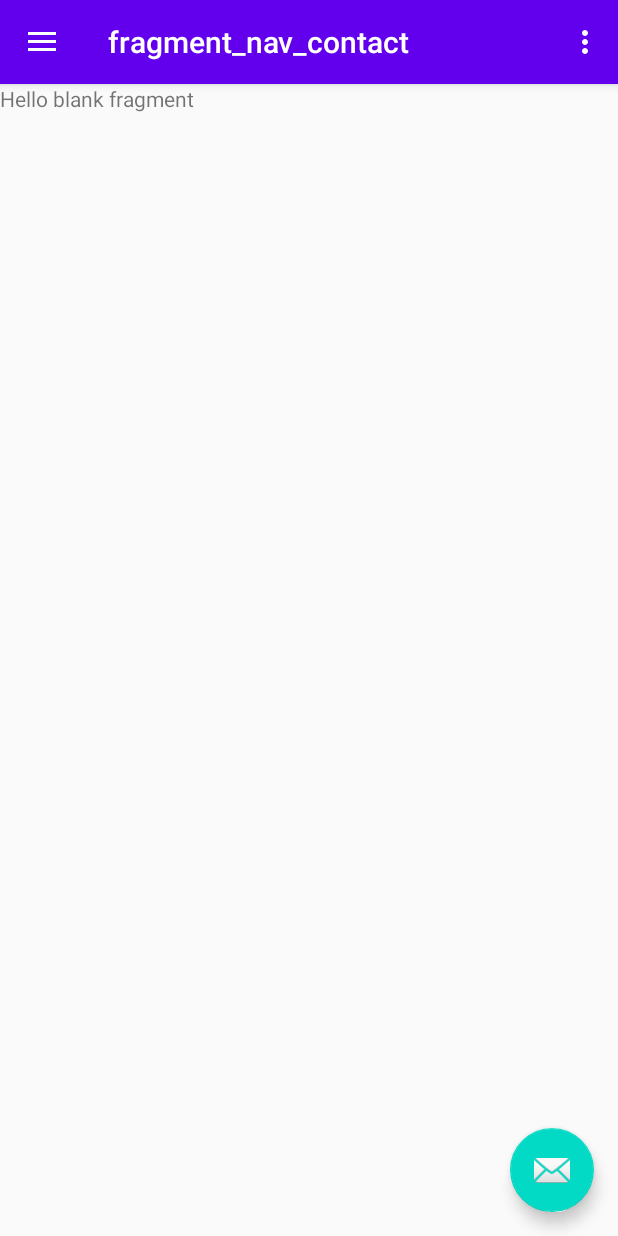
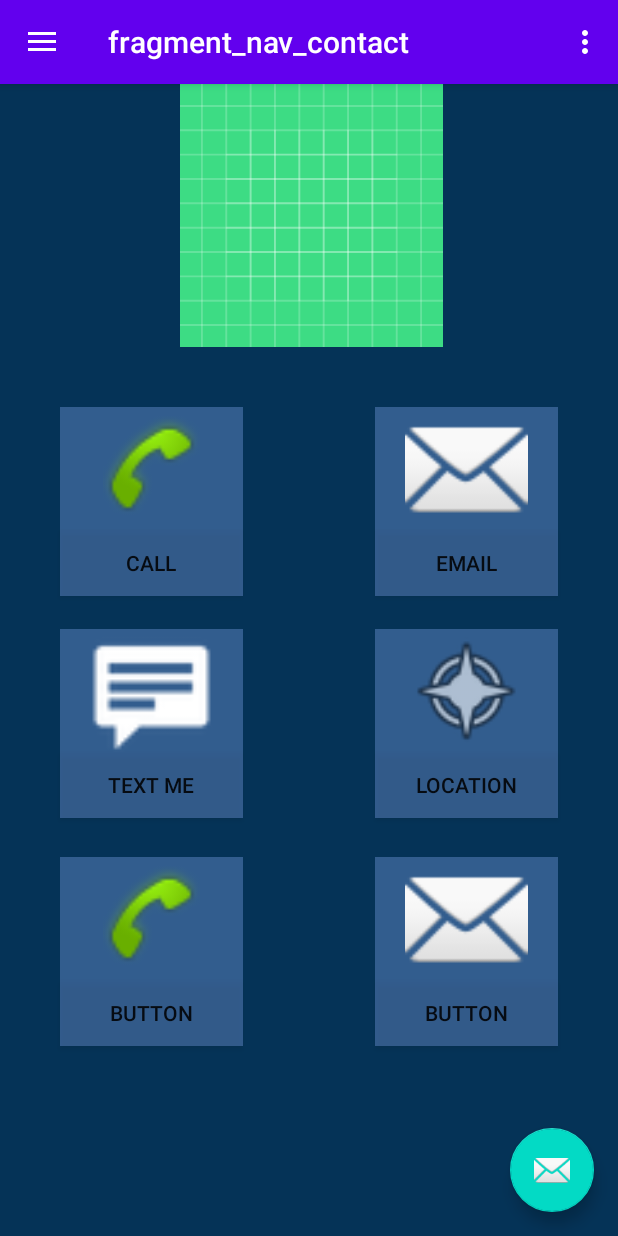
Before and after one commit to SidharthBjaj/androidProject, an Android app: the nav_contact screen opened through its navigation route, on a phone screen of 412 x 824 dp. Run offline under Robolectric (Android 15) with nearby library versions, the phone set to English and light mode, and no system bars; our stand-ins replace navigation-ui.

Commit message:
created blueprint for contact page

```diff
--- a/app/src/main/res/drawable/side_nav_bar.xml
+++ b/app/src/main/res/drawable/side_nav_bar.xml
@@ -2,8 +2,8 @@
     android:shape="rectangle">
     <gradient
         android:angle="135"
-        android:centerColor="#009688"
-        android:endColor="#00695C"
-        android:startColor="#4DB6AC"
+        android:centerColor="#002A96"
+        android:endColor="#2F77F1"
+        android:startColor="#084D97"
         android:type="linear" />
 </shape>
--- a/app/src/main/res/layout/fragment_nav_contact.xml
+++ b/app/src/main/res/layout/fragment_nav_contact.xml
@@ -1,14 +1,145 @@
 <?xml version="1.0" encoding="utf-8"?>
-<FrameLayout xmlns:android="http://schemas.android.com/apk/res/android"
+<androidx.constraintlayout.widget.ConstraintLayout xmlns:android="http://schemas.android.com/apk/res/android"
+    xmlns:app="http://schemas.android.com/apk/res-auto"
     xmlns:tools="http://schemas.android.com/tools"
     android:layout_width="match_parent"
     android:layout_height="match_parent"
+    android:background="#053357"
     tools:context=".nav_contact">
 
-    <!-- TODO: Update blank fragment layout -->
-    <TextView
-        android:layout_width="match_parent"
-        android:layout_height="match_parent"
-        android:text="@string/hello_blank_fragment" />
 
-</FrameLayout>
+    <ImageView
+        android:id="@+id/bannerCont."
+        android:layout_width="415dp"
+        android:layout_height="175dp"
+        android:src="@drawable/ic_launcher_background"
+        tools:layout_editor_absoluteX="-2dp"
+        tools:layout_editor_absoluteY="2dp" />
+
+    <ImageView
+        android:id="@+id/imageView6"
+        android:layout_width="122dp"
+        android:layout_height="82dp"
+        android:layout_marginStart="40dp"
+        android:layout_marginTop="340dp"
+        android:background="#5C84A7ED"
+        android:src="@android:drawable/stat_sys_phone_call"
+        app:layout_constraintStart_toStartOf="parent"
+        app:layout_constraintTop_toBottomOf="@+id/bannerCont." />
+
+    <ImageView
+        android:id="@+id/msgImg"
+        android:layout_width="122dp"
+        android:layout_height="82dp"
+        android:layout_marginStart="40dp"
+        android:layout_marginTop="188dp"
+        android:background="#5C84A7ED"
+        android:src="@android:drawable/stat_notify_chat"
+        app:layout_constraintStart_toStartOf="parent"
+        app:layout_constraintTop_toBottomOf="@+id/bannerCont." />
+
+    <ImageView
+        android:id="@+id/callImg"
+        android:layout_width="122dp"
+        android:layout_height="82dp"
+        android:layout_marginStart="40dp"
+        android:layout_marginTop="40dp"
+        android:background="#5C84A7ED"
+        android:src="@android:drawable/stat_sys_phone_call"
+        app:layout_constraintStart_toStartOf="parent"
+        app:layout_constraintTop_toBottomOf="@+id/bannerCont." />
+
+    <ImageView
+        android:id="@+id/emailImg"
+        android:layout_width="122dp"
+        android:layout_height="82dp"
+        android:layout_marginTop="40dp"
+        android:layout_marginEnd="40dp"
+        android:background="#5C84A7ED"
+        android:src="@android:drawable/ic_dialog_email"
+        app:layout_constraintEnd_toEndOf="parent"
+        app:layout_constraintTop_toBottomOf="@+id/bannerCont." />
+
+    <ImageView
+        android:id="@+id/locImg"
+        android:layout_width="122dp"
+        android:layout_height="82dp"
+        android:layout_marginTop="188dp"
+        android:layout_marginEnd="40dp"
+        android:background="#5C84A7ED"
+        android:src="@android:drawable/ic_menu_compass"
+        app:layout_constraintEnd_toEndOf="parent"
+        app:layout_constraintTop_toBottomOf="@+id/bannerCont." />
+
+    <ImageView
+        android:id="@+id/imageView11"
+        android:layout_width="122dp"
+        android:layout_height="82dp"
+        android:layout_marginTop="340dp"
+        android:layout_marginEnd="40dp"
+        android:background="#5C84A7ED"
+        android:src="@android:drawable/ic_dialog_email"
+        app:layout_constraintEnd_toEndOf="parent"
+        app:layout_constraintTop_toBottomOf="@+id/bannerCont." />
+
+    <Button
+        android:id="@+id/callButton"
+        android:layout_width="122dp"
+        android:layout_height="44dp"
+        android:layout_marginStart="40dp"
+        android:background="#5C84A7ED"
+        android:text="CALL"
+        app:layout_constraintStart_toStartOf="parent"
+        app:layout_constraintTop_toBottomOf="@+id/callImg" />
+
+    <Button
+        android:id="@+id/msgButton"
+        android:layout_width="122dp"
+        android:layout_height="44dp"
+        android:layout_marginStart="40dp"
+        android:background="#5C84A7ED"
+        android:text="TEXT ME"
+        app:layout_constraintStart_toStartOf="parent"
+        app:layout_constraintTop_toBottomOf="@+id/msgImg" />
+
+    <Button
+        android:id="@+id/button3"
+        android:layout_width="122dp"
+        android:layout_height="44dp"
+        android:layout_marginStart="40dp"
+        android:background="#5C84A7ED"
+        android:text="Button"
+        app:layout_constraintStart_toStartOf="parent"
+        app:layout_constraintTop_toBottomOf="@+id/imageView6" />
+
+    <Button
+        android:id="@+id/emailButton"
+        android:layout_width="122dp"
+        android:layout_height="44dp"
+        android:layout_marginEnd="40dp"
+        android:background="#5C84A7ED"
+        android:text="EMAIL"
+        app:layout_constraintEnd_toEndOf="parent"
+        app:layout_constraintTop_toBottomOf="@+id/emailImg" />
+
+    <Button
+        android:id="@+id/locButton"
+        android:layout_width="122dp"
+        android:layout_height="44dp"
+        android:layout_marginEnd="40dp"
+        android:background="#5C84A7ED"
+        android:text="LOCATION"
+        app:layout_constraintEnd_toEndOf="parent"
+        app:layout_constraintTop_toBottomOf="@+id/locImg" />
+
+    <Button
+        android:id="@+id/button6"
+        android:layout_width="122dp"
+        android:layout_height="44dp"
+        android:layout_marginEnd="40dp"
+        android:background="#5C84A7ED"
+        android:text="Button"
+        app:layout_constraintEnd_toEndOf="parent"
+        app:layout_constraintTop_toBottomOf="@+id/imageView11" />
+
+</androidx.constraintlayout.widget.ConstraintLayout>
--- a/app/src/main/res/layout/fragment_nav_welcome.xml
+++ b/app/src/main/res/layout/fragment_nav_welcome.xml
@@ -10,8 +10,8 @@
 
     <ImageView
         android:id="@+id/bannerWelcome"
-        android:layout_width="414dp"
-        android:layout_height="178dp"
+        android:layout_width="415dp"
+        android:layout_height="175dp"
         android:src="@drawable/ic_launcher_background"
         tools:layout_editor_absoluteX="-2dp"
         tools:layout_editor_absoluteY="20dp" />
--- a/app/src/main/res/layout/nav_header_main.xml
+++ b/app/src/main/res/layout/nav_header_main.xml
@@ -24,12 +24,12 @@
         android:layout_width="match_parent"
         android:layout_height="wrap_content"
         android:paddingTop="@dimen/nav_header_vertical_spacing"
-        android:text="@string/nav_header_title"
+        android:text="TECH GENICS"
         android:textAppearance="@style/TextAppearance.AppCompat.Body1" />
 
     <TextView
         android:id="@+id/textView"
         android:layout_width="wrap_content"
         android:layout_height="wrap_content"
-        android:text="@string/nav_header_subtitle" />
+        android:text="Some qoute" />
 </LinearLayout>
```
